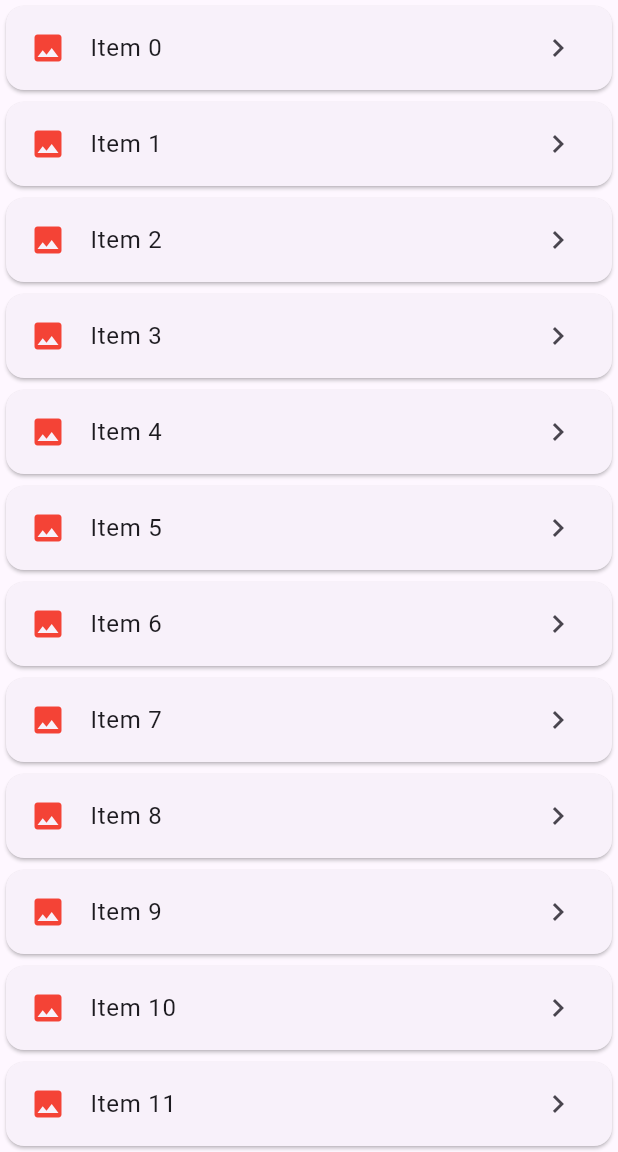
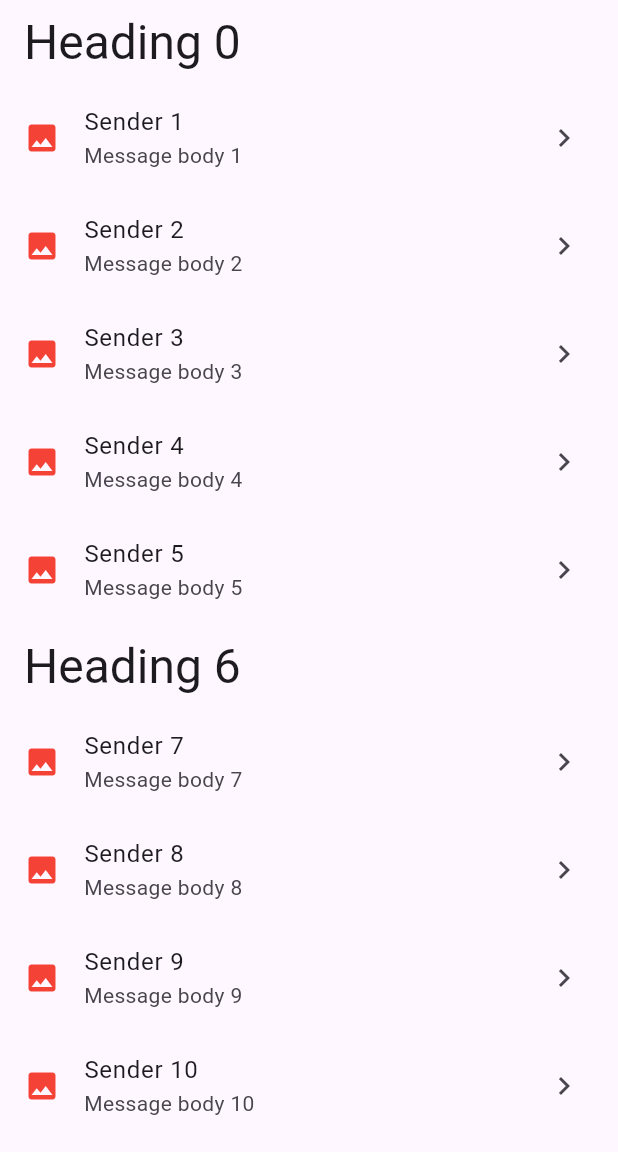
Before and after one commit to Sadyrbek9/Practice-Flutter, a Flutter app: the screen it shows after launch, on a phone screen of 412 x 824 dp, the part 84-1236 px from its top. Run offline on Flutter 3.47's test engine with Material 2 defaults, Android fonts, the light colour scheme and no system bars.

Commit message:
Заголовок на 6 листа выполнено

```diff
--- a/dynamic_listview_2/lib/main.dart
+++ b/dynamic_listview_2/lib/main.dart
@@ -1,3 +1,4 @@
+// ignore_for_file: public_member_api_docs, sort_constructors_first
 import 'package:flutter/material.dart';
 
 void main() {
@@ -22,7 +23,8 @@ class MyApp extends StatelessWidget {
           title: const Text('Building ListView'),
         ),
         body: const BodyListView(),
-        ),);
+      ),
+    );
   }
 }
 
@@ -34,25 +36,64 @@ class BodyListView extends StatelessWidget {
     return _myListView();
   }
 }
-Widget _myListView(){
-    final List<String> items = List<String>.generate(10000, (index) => 'Item $index');
-     // принял два Параметра:длина списка и генератор, кот. принимает int (index) => возвратил $index
-
+//после создание абстрактного класса передали в List <String> - List <ListItem>
+Widget _myListView() {
+  final List<ListItem> items = List<ListItem>.generate(
+    10000,
+    (index) => index % 6 == 0
+        ? HeadingItem('Heading $index')
+        : MessageItem('Sender $index', 'Message body $index'),
+  );
+  // если остаток от деления 6 равно 0, выдай Heading Заголовок, иначе выдай MessageItem - обычный текст
 
   return ListView.builder(
     itemCount: items.length,
     itemBuilder: (context, index) {
-        return Card(
-          child: ListTile(
-            title: Text('${items[index]}'),
+      final item = items [index]; //peremennyi tyzyp aldyk
+
+    // emi tekwerebyz
+if (item is HeadingItem){
+  return ListTile(
+    title: Text(item.heading, style: Theme.of(context).textTheme.headlineLarge),);
+
+}else if (item is MessageItem){
+  return ListTile(
+    title: Text(item.sender),
+    subtitle: Text(item.body),
     leading: const Icon(Icons.insert_photo, color: Colors.red,),
     trailing: const Icon(Icons.keyboard_arrow_right),
-          ),
         );
+}
+return null;
+
+      // по новому отображаем LitView, Card убрали
+      // return Card(
+      //   child: ListTile(
+      //     title: Text('${items[index]}'),
+      //     leading: const Icon(
+      //       Icons.insert_photo,
+      //       color: Colors.red,
+      //     ),
+      //     trailing: const Icon(Icons.keyboard_arrow_right),
+      //   ),
+      // );
     },
+  ); //исполз. для отображения списка
+}
 
-    ); //исполз. для отображения списка
-
+abstract class ListItem{
 
 }
-Widget _
+
+class HeadingItem implements ListItem{
+    HeadingItem(this.heading,
+  );
+    final String heading;
+}
+class MessageItem implements ListItem{
+    MessageItem(
+    this.sender, this.body
+  );
+  final String sender;
+  final String body;
+}
```
Lines whose indentation alone changed are shown as unchanged.
